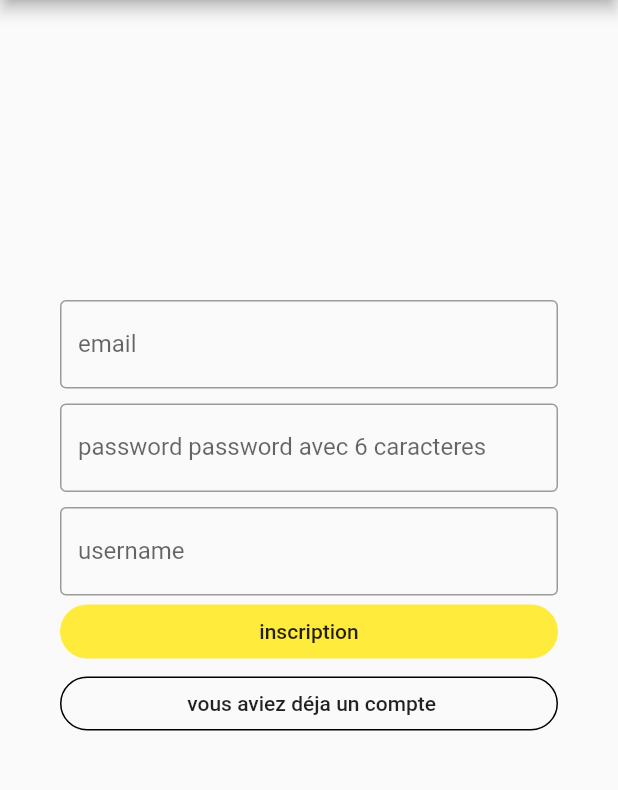
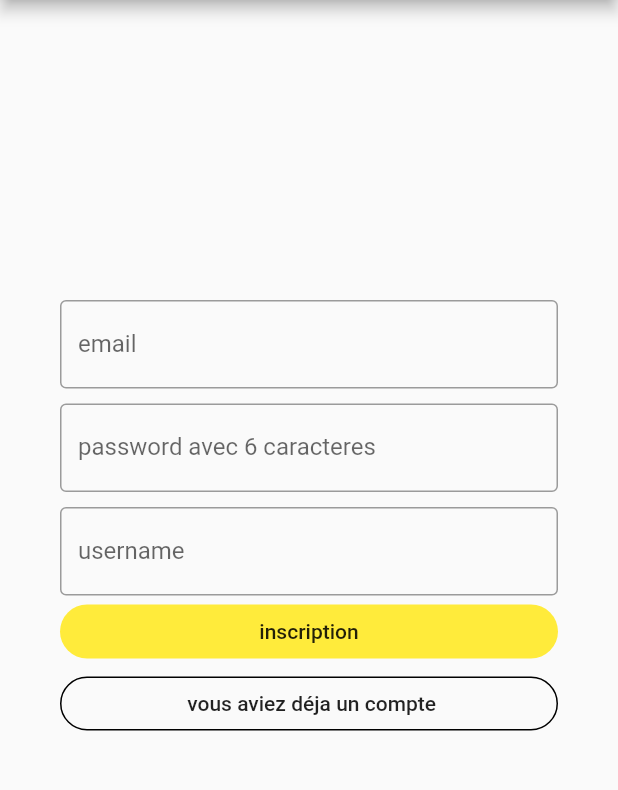
Before and after one commit to Bambamoussa/Transmusicales, a Flutter app: the Inscription screen opened by its route, on a phone screen of 412 x 824 dp, the part 84-874 px from its top. Run offline on Flutter 3.47's test engine with Material 2 defaults, Android fonts, the phone set to English and light mode, and no system bars; our stand-ins replace cloud_firestore, email_validator, firebase_auth, firebase_core, firebase_database, flutter_rating_stars and 3 more; accounts and stored records are empty.

```diff
--- a/lib/form/inscription.dart
+++ b/lib/form/inscription.dart
@@ -60,7 +60,7 @@ Future<void> submitForm()async {
                 ),
                 TextFormField(
                   decoration: const InputDecoration(
-                      labelText: "password password avec 6 caracteres",
+                      labelText: "password avec 6 caracteres",
                       border: OutlineInputBorder()
                   ),
                   validator: (value)  {
--- a/lib/widgets/drawer_view.dart
+++ b/lib/widgets/drawer_view.dart
@@ -39,14 +39,14 @@ class DrawerView extends StatelessWidget {
           ),
           ListTile(
             leading: Icon(Icons.person_add_disabled),
-            title: const Text('deconnecter',style: TextStyle(fontSize: 20)),
+            title: const Text('se deconnecter',style: TextStyle(fontSize: 20)),
             onTap: () {
               userProvider.signOut();
               Navigator.pushNamed(context, Connexion.routeName);
             },
           ),
           ListTile(
-            leading: Icon(Icons.person_add_disabled),
+            leading: Icon(Icons.favorite, color: Colors.red),
             title: const Text('favoris',style: TextStyle(fontSize: 20)),
             onTap: () {
               Navigator.pushNamed(context, ListeFavoris.routeName);
```
Also changed, not shown: pubspec.lock, 1 other file.
